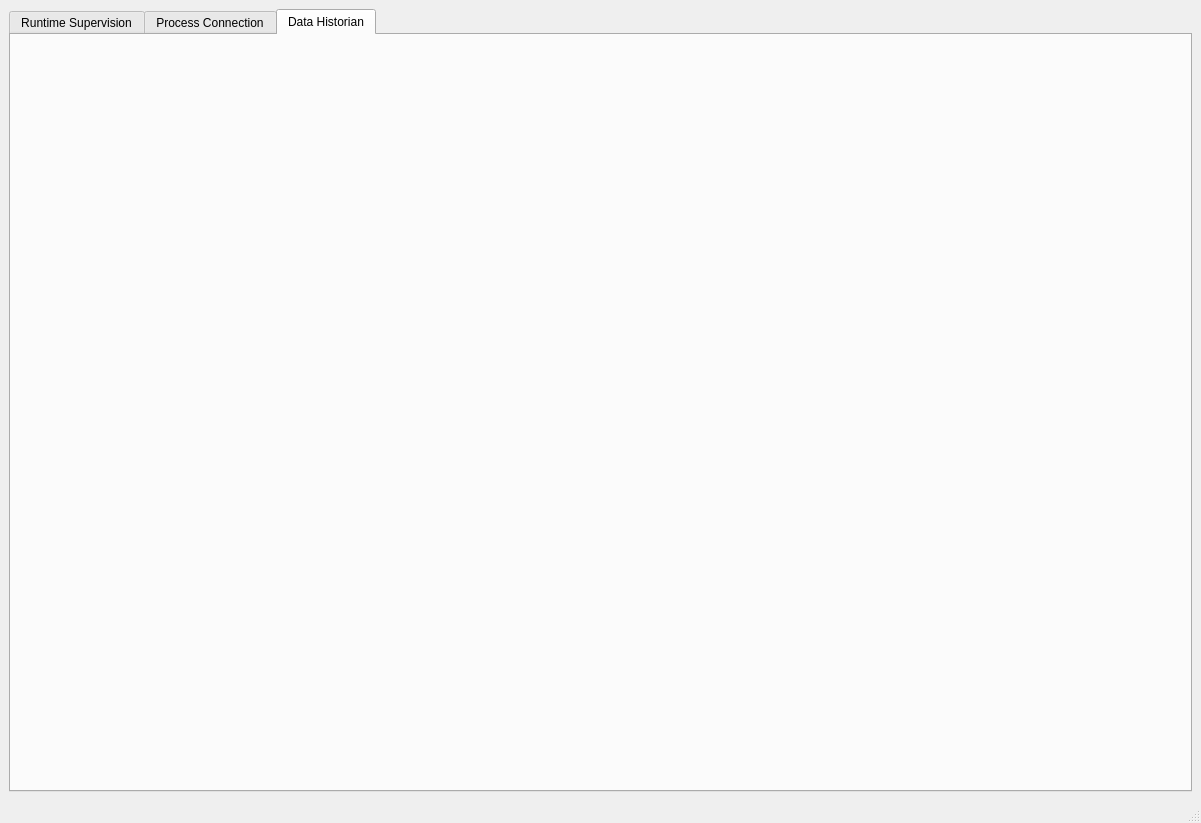
Old version of the form NNGuiProgram/NeuralNetGuiProgram/runtime_window.ui in the repository ReggieMarr/the-useful-ufg.
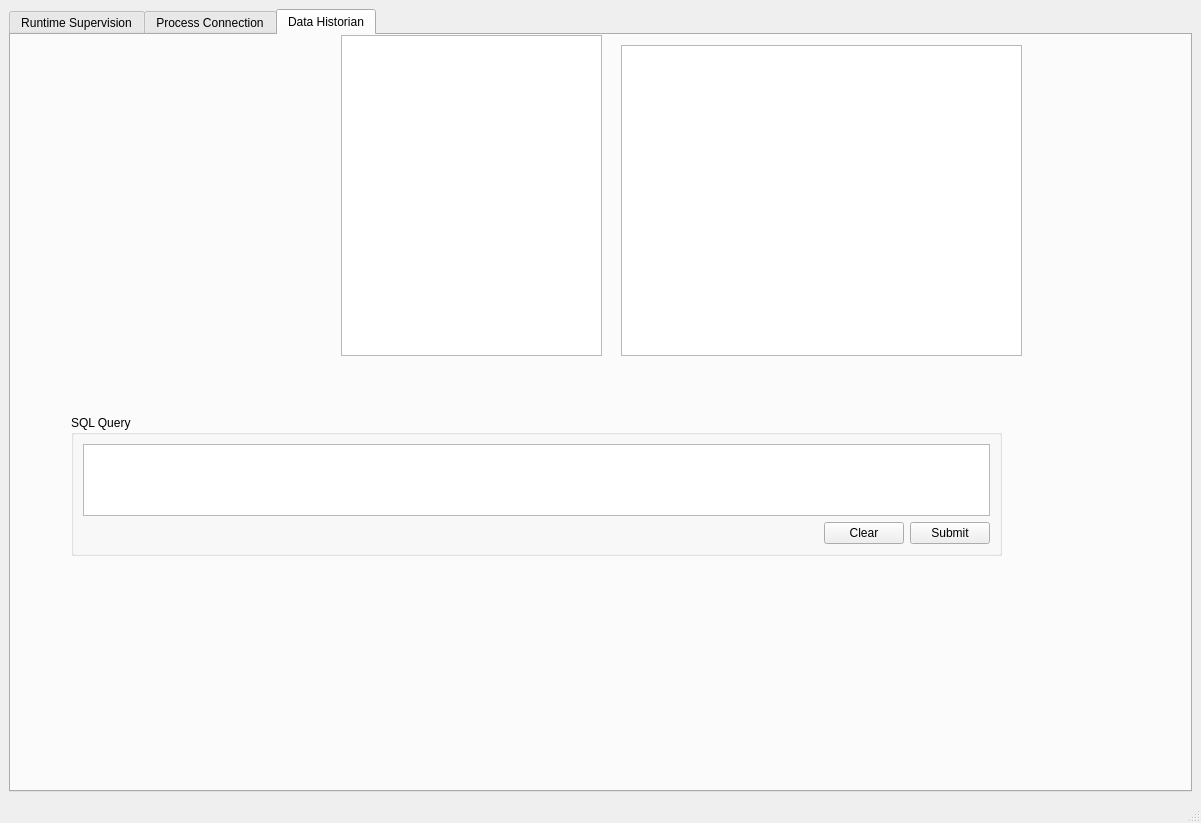
New version of the form. The open tabs and pages were chosen to show the change. Custom widgets are drawn as their Qt base class.

Patch:
```diff
--- a/NNGuiProgram/NeuralNetGuiProgram/runtime_window.ui
+++ b/NNGuiProgram/NeuralNetGuiProgram/runtime_window.ui
@@ -457,6 +457,81 @@
        <attribute name="title">
         <string>Data Historian</string>
        </attribute>
+       <widget class="QTableView" name="historicalDataTableView">
+        <property name="geometry">
+         <rect>
+          <x>610</x>
+          <y>10</y>
+          <width>401</width>
+          <height>311</height>
+         </rect>
+        </property>
+       </widget>
+       <widget class="ConnectionWidget" name="connectionWidget">
+        <property name="geometry">
+         <rect>
+          <x>330</x>
+          <y>0</y>
+          <width>261</width>
+          <height>321</height>
+         </rect>
+        </property>
+        <property name="sizePolicy">
+         <sizepolicy hsizetype="Ignored" vsizetype="Expanding">
+          <horstretch>1</horstretch>
+          <verstretch>0</verstretch>
+         </sizepolicy>
+        </property>
+       </widget>
+       <widget class="QGroupBox" name="groupBox">
+        <property name="geometry">
+         <rect>
+          <x>60</x>
+          <y>380</y>
+          <width>931</width>
+          <height>141</height>
+         </rect>
+        </property>
+        <property name="title">
+         <string>SQL Query</string>
+        </property>
+        <layout class="QVBoxLayout" name="verticalLayout_4">
+         <item>
+          <widget class="QTextEdit" name="sqlEdit"/>
+         </item>
+         <item>
+          <layout class="QHBoxLayout" name="horizontalLayout_3">
+           <item>
+            <spacer name="horizontalSpacer_4">
+             <property name="orientation">
+              <enum>Qt::Horizontal</enum>
+             </property>
+             <property name="sizeHint" stdset="0">
+              <size>
+               <width>40</width>
+               <height>20</height>
+              </size>
+             </property>
+            </spacer>
+           </item>
+           <item>
+            <widget class="QPushButton" name="clearButton">
+             <property name="text">
+              <string>Clear</string>
+             </property>
+            </widget>
+           </item>
+           <item>
+            <widget class="QPushButton" name="sendQueryButton">
+             <property name="text">
+              <string>Submit</string>
+             </property>
+            </widget>
+           </item>
+          </layout>
+         </item>
+        </layout>
+       </widget>
       </widget>
      </widget>
     </item>
@@ -475,6 +550,11 @@
   <widget class="QStatusBar" name="statusbar"/>
  </widget>
  <customwidgets>
+  <customwidget>
+   <class>ConnectionWidget</class>
+   <extends>QTreeView</extends>
+   <header>connectionwidget.h</header>
+  </customwidget>
   <customwidget>
    <class>QCustomPlot</class>
    <extends>QWidget</extends>
```
Left out of the diff: 102 changed lines with no effect on the pictures.
